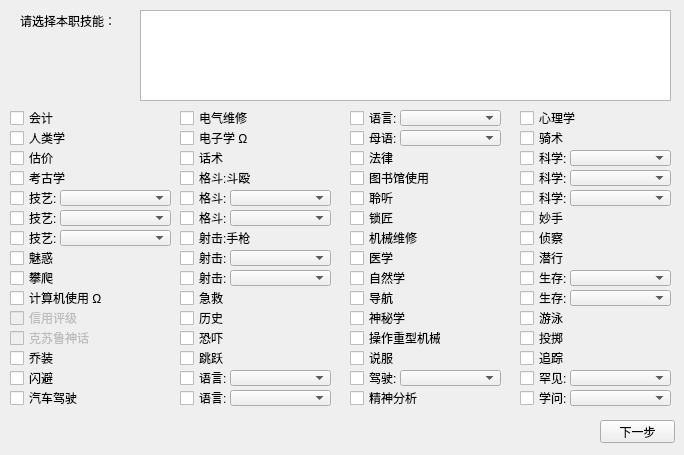
Before: the Qt Designer form UI/ChooseProfessionalSkills_UI.ui in Chlamydomonos/coc7sys, drawn with Qt 5.
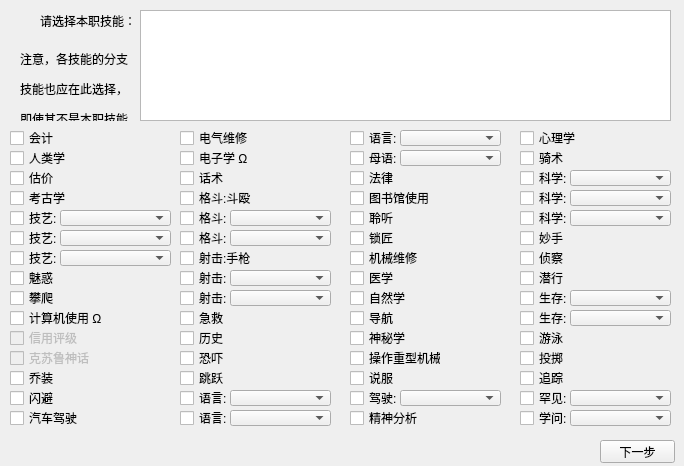
After: the same form once the commit is applied.

```diff
--- a/UI/ChooseProfessionalSkills_UI.ui
+++ b/UI/ChooseProfessionalSkills_UI.ui
@@ -7,7 +7,7 @@
     <x>0</x>
     <y>0</y>
     <width>684</width>
-    <height>455</height>
+    <height>466</height>
    </rect>
   </property>
   <property name="windowTitle">
@@ -17,7 +17,7 @@
    <property name="geometry">
     <rect>
      <x>10</x>
-     <y>110</y>
+     <y>130</y>
      <width>71</width>
      <height>16</height>
     </rect>
@@ -33,7 +33,7 @@
    <property name="geometry">
     <rect>
      <x>10</x>
-     <y>130</y>
+     <y>150</y>
      <width>71</width>
      <height>16</height>
     </rect>
@@ -49,7 +49,7 @@
    <property name="geometry">
     <rect>
      <x>10</x>
-     <y>150</y>
+     <y>170</y>
      <width>71</width>
      <height>16</height>
     </rect>
@@ -65,7 +65,7 @@
    <property name="geometry">
     <rect>
      <x>10</x>
-     <y>170</y>
+     <y>190</y>
      <width>71</width>
      <height>16</height>
     </rect>
@@ -81,7 +81,7 @@
    <property name="geometry">
     <rect>
      <x>10</x>
-     <y>190</y>
+     <y>210</y>
      <width>51</width>
      <height>16</height>
     </rect>
@@ -97,7 +97,7 @@
    <property name="geometry">
     <rect>
      <x>10</x>
-     <y>210</y>
+     <y>230</y>
      <width>51</width>
      <height>16</height>
     </rect>
@@ -113,7 +113,7 @@
    <property name="geometry">
     <rect>
      <x>10</x>
-     <y>230</y>
+     <y>250</y>
      <width>51</width>
      <height>16</height>
     </rect>
@@ -129,7 +129,7 @@
    <property name="geometry">
     <rect>
      <x>10</x>
-     <y>250</y>
+     <y>270</y>
      <width>71</width>
      <height>16</height>
     </rect>
@@ -145,7 +145,7 @@
    <property name="geometry">
     <rect>
      <x>10</x>
-     <y>270</y>
+     <y>290</y>
      <width>71</width>
      <height>16</height>
     </rect>
@@ -161,7 +161,7 @@
    <property name="geometry">
     <rect>
      <x>10</x>
-     <y>290</y>
+     <y>310</y>
      <width>101</width>
      <height>16</height>
     </rect>
@@ -180,7 +180,7 @@
    <property name="geometry">
     <rect>
      <x>10</x>
-     <y>310</y>
+     <y>330</y>
      <width>71</width>
      <height>16</height>
     </rect>
@@ -208,7 +208,7 @@
    <property name="geometry">
     <rect>
      <x>10</x>
-     <y>330</y>
+     <y>350</y>
      <width>81</width>
      <height>16</height>
     </rect>
@@ -227,7 +227,7 @@
    <property name="geometry">
     <rect>
      <x>10</x>
-     <y>350</y>
+     <y>370</y>
      <width>71</width>
      <height>16</height>
     </rect>
@@ -243,7 +243,7 @@
    <property name="geometry">
     <rect>
      <x>10</x>
-     <y>370</y>
+     <y>390</y>
      <width>71</width>
      <height>16</height>
     </rect>
@@ -259,7 +259,7 @@
    <property name="geometry">
     <rect>
      <x>10</x>
-     <y>390</y>
+     <y>410</y>
      <width>71</width>
      <height>16</height>
     </rect>
@@ -275,7 +275,7 @@
    <property name="geometry">
     <rect>
      <x>180</x>
-     <y>350</y>
+     <y>370</y>
      <width>71</width>
      <height>16</height>
     </rect>
@@ -291,7 +291,7 @@
    <property name="geometry">
     <rect>
      <x>180</x>
-     <y>370</y>
+     <y>390</y>
      <width>51</width>
      <height>16</height>
     </rect>
@@ -307,7 +307,7 @@
    <property name="geometry">
     <rect>
      <x>180</x>
-     <y>390</y>
+     <y>410</y>
      <width>51</width>
      <height>16</height>
     </rect>
@@ -323,7 +323,7 @@
    <property name="geometry">
     <rect>
      <x>180</x>
-     <y>170</y>
+     <y>190</y>
      <width>81</width>
      <height>16</height>
     </rect>
@@ -339,7 +339,7 @@
    <property name="geometry">
     <rect>
      <x>180</x>
-     <y>230</y>
+     <y>250</y>
      <width>81</width>
      <height>16</height>
     </rect>
@@ -355,7 +355,7 @@
    <property name="geometry">
     <rect>
      <x>180</x>
-     <y>270</y>
+     <y>290</y>
      <width>51</width>
      <height>16</height>
     </rect>
@@ -371,7 +371,7 @@
    <property name="geometry">
     <rect>
      <x>180</x>
-     <y>210</y>
+     <y>230</y>
      <width>51</width>
      <height>16</height>
     </rect>
@@ -387,7 +387,7 @@
    <property name="geometry">
     <rect>
      <x>180</x>
-     <y>310</y>
+     <y>330</y>
      <width>71</width>
      <height>16</height>
     </rect>
@@ -403,7 +403,7 @@
    <property name="geometry">
     <rect>
      <x>180</x>
-     <y>130</y>
+     <y>150</y>
      <width>71</width>
      <height>16</height>
     </rect>
@@ -419,7 +419,7 @@
    <property name="geometry">
     <rect>
      <x>180</x>
-     <y>150</y>
+     <y>170</y>
      <width>71</width>
      <height>16</height>
     </rect>
@@ -435,7 +435,7 @@
    <property name="geometry">
     <rect>
      <x>180</x>
-     <y>190</y>
+     <y>210</y>
      <width>51</width>
      <height>16</height>
     </rect>
@@ -451,7 +451,7 @@
    <property name="geometry">
     <rect>
      <x>180</x>
-     <y>330</y>
+     <y>350</y>
      <width>71</width>
      <height>16</height>
     </rect>
@@ -467,7 +467,7 @@
    <property name="geometry">
     <rect>
      <x>180</x>
-     <y>110</y>
+     <y>130</y>
      <width>71</width>
      <height>16</height>
     </rect>
@@ -483,7 +483,7 @@
    <property name="geometry">
     <rect>
      <x>180</x>
-     <y>250</y>
+     <y>270</y>
      <width>51</width>
      <height>16</height>
     </rect>
@@ -499,7 +499,7 @@
    <property name="geometry">
     <rect>
      <x>180</x>
-     <y>290</y>
+     <y>310</y>
      <width>71</width>
      <height>16</height>
     </rect>
@@ -515,7 +515,7 @@
    <property name="geometry">
     <rect>
      <x>350</x>
-     <y>350</y>
+     <y>370</y>
      <width>71</width>
      <height>16</height>
     </rect>
@@ -531,7 +531,7 @@
    <property name="geometry">
     <rect>
      <x>350</x>
-     <y>370</y>
+     <y>390</y>
      <width>51</width>
      <height>16</height>
     </rect>
@@ -547,7 +547,7 @@
    <property name="geometry">
     <rect>
      <x>350</x>
-     <y>390</y>
+     <y>410</y>
      <width>71</width>
      <height>16</height>
     </rect>
@@ -563,7 +563,7 @@
    <property name="geometry">
     <rect>
      <x>350</x>
-     <y>170</y>
+     <y>190</y>
      <width>81</width>
      <height>16</height>
     </rect>
@@ -579,7 +579,7 @@
    <property name="geometry">
     <rect>
      <x>350</x>
-     <y>230</y>
+     <y>250</y>
      <width>71</width>
      <height>16</height>
     </rect>
@@ -595,7 +595,7 @@
    <property name="geometry">
     <rect>
      <x>350</x>
-     <y>270</y>
+     <y>290</y>
      <width>71</width>
      <height>16</height>
     </rect>
@@ -611,7 +611,7 @@
    <property name="geometry">
     <rect>
      <x>350</x>
-     <y>210</y>
+     <y>230</y>
      <width>71</width>
      <height>16</height>
     </rect>
@@ -627,7 +627,7 @@
    <property name="geometry">
     <rect>
      <x>350</x>
-     <y>310</y>
+     <y>330</y>
      <width>71</width>
      <height>16</height>
     </rect>
@@ -643,7 +643,7 @@
    <property name="geometry">
     <rect>
      <x>350</x>
-     <y>130</y>
+     <y>150</y>
      <width>71</width>
      <height>16</height>
     </rect>
@@ -659,7 +659,7 @@
    <property name="geometry">
     <rect>
      <x>350</x>
-     <y>150</y>
+     <y>170</y>
      <width>71</width>
      <height>16</height>
     </rect>
@@ -675,7 +675,7 @@
    <property name="geometry">
     <rect>
      <x>350</x>
-     <y>190</y>
+     <y>210</y>
      <width>71</width>
      <height>16</height>
     </rect>
@@ -691,7 +691,7 @@
    <property name="geometry">
     <rect>
      <x>350</x>
-     <y>330</y>
+     <y>350</y>
      <width>91</width>
      <height>16</height>
     </rect>
@@ -707,7 +707,7 @@
    <property name="geometry">
     <rect>
      <x>350</x>
-     <y>110</y>
+     <y>130</y>
      <width>51</width>
      <height>16</height>
     </rect>
@@ -723,7 +723,7 @@
    <property name="geometry">
     <rect>
      <x>350</x>
-     <y>250</y>
+     <y>270</y>
      <width>71</width>
      <height>16</height>
     </rect>
@@ -739,7 +739,7 @@
    <property name="geometry">
     <rect>
      <x>350</x>
-     <y>290</y>
+     <y>310</y>
      <width>71</width>
      <height>16</height>
     </rect>
@@ -755,7 +755,7 @@
    <property name="geometry">
     <rect>
      <x>520</x>
-     <y>370</y>
+     <y>390</y>
      <width>51</width>
      <height>16</height>
     </rect>
@@ -771,7 +771,7 @@
    <property name="geometry">
     <rect>
      <x>520</x>
-     <y>390</y>
+     <y>410</y>
      <width>51</width>
      <height>16</height>
     </rect>
@@ -787,7 +787,7 @@
    <property name="geometry">
     <rect>
      <x>520</x>
-     <y>130</y>
+     <y>150</y>
      <width>71</width>
      <height>16</height>
     </rect>
@@ -803,7 +803,7 @@
    <property name="geometry">
     <rect>
      <x>520</x>
-     <y>190</y>
+     <y>210</y>
      <width>51</width>
      <height>16</height>
     </rect>
@@ -819,7 +819,7 @@
    <property name="geometry">
     <rect>
      <x>520</x>
-     <y>250</y>
+     <y>270</y>
      <width>71</width>
      <height>16</height>
     </rect>
@@ -835,7 +835,7 @@
    <property name="geometry">
     <rect>
      <x>520</x>
-     <y>290</y>
+     <y>310</y>
      <width>51</width>
      <height>16</height>
     </rect>
@@ -851,7 +851,7 @@
    <property name="geometry">
     <rect>
      <x>520</x>
-     <y>230</y>
+     <y>250</y>
      <width>71</width>
      <height>16</height>
     </rect>
@@ -867,7 +867,7 @@
    <property name="geometry">
     <rect>
      <x>520</x>
-     <y>330</y>
+     <y>350</y>
      <width>71</width>
      <height>16</height>
     </rect>
@@ -883,7 +883,7 @@
    <property name="geometry">
     <rect>
      <x>520</x>
-     <y>150</y>
+     <y>170</y>
      <width>51</width>
      <height>16</height>
     </rect>
@@ -899,7 +899,7 @@
    <property name="geometry">
     <rect>
      <x>520</x>
-     <y>170</y>
+     <y>190</y>
      <width>51</width>
      <height>16</height>
     </rect>
@@ -915,7 +915,7 @@
    <property name="geometry">
     <rect>
      <x>520</x>
-     <y>210</y>
+     <y>230</y>
      <width>71</width>
      <height>16</height>
     </rect>
@@ -931,7 +931,7 @@
    <property name="geometry">
     <rect>
      <x>520</x>
-     <y>350</y>
+     <y>370</y>
      <width>71</width>
      <height>16</height>
     </rect>
@@ -947,7 +947,7 @@
    <property name="geometry">
     <rect>
      <x>520</x>
-     <y>110</y>
+     <y>130</y>
      <width>71</width>
      <height>16</height>
     </rect>
@@ -963,7 +963,7 @@
    <property name="geometry">
     <rect>
      <x>520</x>
-     <y>270</y>
+     <y>290</y>
      <width>51</width>
      <height>16</height>
     </rect>
@@ -979,7 +979,7 @@
    <property name="geometry">
     <rect>
      <x>520</x>
-     <y>310</y>
+     <y>330</y>
      <width>71</width>
      <height>16</height>
     </rect>
@@ -995,7 +995,7 @@
    <property name="geometry">
     <rect>
      <x>60</x>
-     <y>190</y>
+     <y>210</y>
      <width>111</width>
      <height>16</height>
     </rect>
@@ -1008,7 +1008,7 @@
    <property name="geometry">
     <rect>
      <x>60</x>
-     <y>210</y>
+     <y>230</y>
      <width>111</width>
      <height>16</height>
     </rect>
@@ -1021,7 +1021,7 @@
    <property name="geometry">
     <rect>
      <x>60</x>
-     <y>230</y>
+     <y>250</y>
      <width>111</width>
      <height>16</height>
     </rect>
@@ -1034,7 +1034,7 @@
    <property name="geometry">
     <rect>
      <x>230</x>
-     <y>190</y>
+     <y>210</y>
      <width>101</width>
      <height>16</height>
     </rect>
@@ -1047,7 +1047,7 @@
    <property name="geometry">
     <rect>
      <x>230</x>
-     <y>210</y>
+     <y>230</y>
      <width>101</width>
      <height>16</height>
     </rect>
@@ -1060,7 +1060,7 @@
    <property name="geometry">
     <rect>
      <x>230</x>
-     <y>250</y>
+     <y>270</y>
      <width>101</width>
      <height>16</height>
     </rect>
@@ -1073,7 +1073,7 @@
    <property name="geometry">
     <rect>
      <x>230</x>
-     <y>270</y>
+     <y>290</y>
      <width>101</width>
      <height>16</height>
     </rect>
@@ -1086,7 +1086,7 @@
    <property name="geometry">
     <rect>
      <x>600</x>
-     <y>420</y>
+     <y>440</y>
      <width>75</width>
      <height>23</height>
     </rect>
@@ -1098,7 +1098,7 @@
   <widget class="QLabel" name="label">
    <property name="geometry">
     <rect>
-     <x>20</x>
+     <x>40</x>
      <y>10</y>
      <width>101</width>
      <height>21</height>
@@ -1114,7 +1114,7 @@
      <x>140</x>
      <y>10</y>
      <width>531</width>
-     <height>91</height>
+     <height>111</height>
     </rect>
    </property>
   </widget>
@@ -1122,7 +1122,7 @@
    <property name="geometry">
     <rect>
      <x>230</x>
-     <y>370</y>
+     <y>390</y>
      <width>101</width>
      <height>16</height>
     </rect>
@@ -1138,7 +1138,7 @@
    <property name="geometry">
     <rect>
      <x>230</x>
-     <y>390</y>
+     <y>410</y>
      <width>101</width>
      <height>16</height>
     </rect>
@@ -1151,7 +1151,7 @@
    <property name="geometry">
     <rect>
      <x>400</x>
-     <y>370</y>
+     <y>390</y>
      <width>101</width>
      <height>16</height>
     </rect>
@@ -1164,7 +1164,7 @@
    <property name="geometry">
     <rect>
      <x>570</x>
-     <y>150</y>
+     <y>170</y>
      <width>101</width>
      <height>16</height>
     </rect>
@@ -1177,7 +1177,7 @@
    <property name="geometry">
     <rect>
      <x>570</x>
-     <y>170</y>
+     <y>190</y>
      <width>101</width>
      <height>16</height>
     </rect>
@@ -1190,7 +1190,7 @@
    <property name="geometry">
     <rect>
      <x>570</x>
-     <y>190</y>
+     <y>210</y>
      <width>101</width>
      <height>16</height>
     </rect>
@@ -1203,7 +1203,7 @@
    <property name="geometry">
     <rect>
      <x>570</x>
-     <y>270</y>
+     <y>290</y>
      <width>101</width>
      <height>16</height>
     </rect>
@@ -1216,7 +1216,7 @@
    <property name="geometry">
     <rect>
      <x>570</x>
-     <y>290</y>
+     <y>310</y>
      <width>101</width>
      <height>16</height>
     </rect>
@@ -1229,7 +1229,7 @@
    <property name="geometry">
     <rect>
      <x>570</x>
-     <y>370</y>
+     <y>390</y>
      <width>101</width>
      <height>16</height>
     </rect>
@@ -1242,7 +1242,7 @@
    <property name="geometry">
     <rect>
      <x>570</x>
-     <y>390</y>
+     <y>410</y>
      <width>101</width>
      <height>16</height>
     </rect>
@@ -1255,7 +1255,7 @@
    <property name="geometry">
     <rect>
      <x>400</x>
-     <y>110</y>
+     <y>130</y>
      <width>101</width>
      <height>16</height>
     </rect>
@@ -1268,7 +1268,7 @@
    <property name="geometry">
     <rect>
      <x>400</x>
-     <y>130</y>
+     <y>150</y>
      <width>101</width>
      <height>16</height>
     </rect>
@@ -1277,6 +1277,19 @@
     <number>32</number>
    </property>
   </widget>
+  <widget class="QLabel" name="label_2">
+   <property name="geometry">
+    <rect>
+     <x>20</x>
+     <y>50</y>
+     <width>111</width>
+     <height>71</height>
+    </rect>
+   </property>
+   <property name="text">
+    <string>&lt;html&gt;&lt;head/&gt;&lt;body&gt;&lt;p&gt;注意，各技能的分支&lt;/p&gt;&lt;p&gt;技能也应在此选择，&lt;/p&gt;&lt;p&gt;即使其不是本职技能&lt;/p&gt;&lt;/body&gt;&lt;/html&gt;</string>
+   </property>
+  </widget>
  </widget>
  <resources/>
  <connections/>
```
